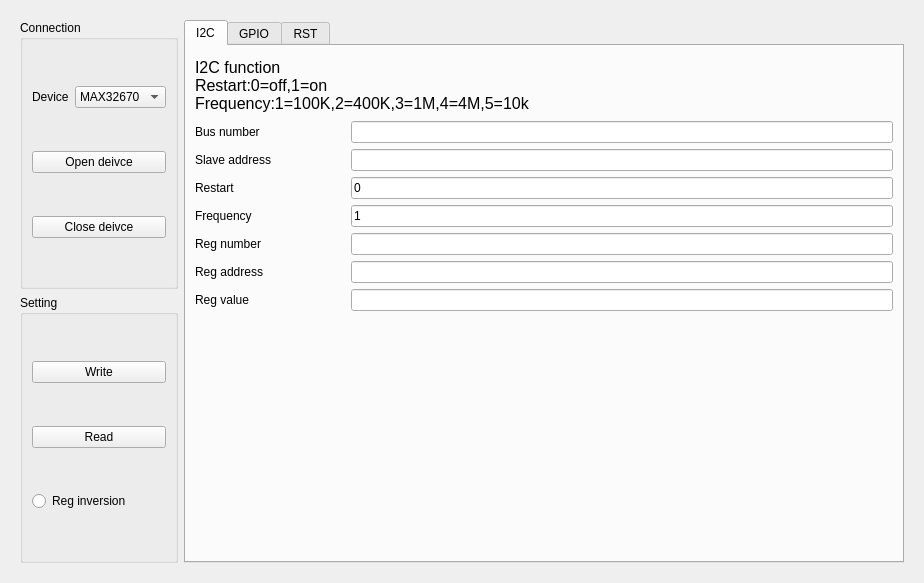
Old version of the form ui/ui_mcuwindow.ui in the repository wangwencd/chip-test.
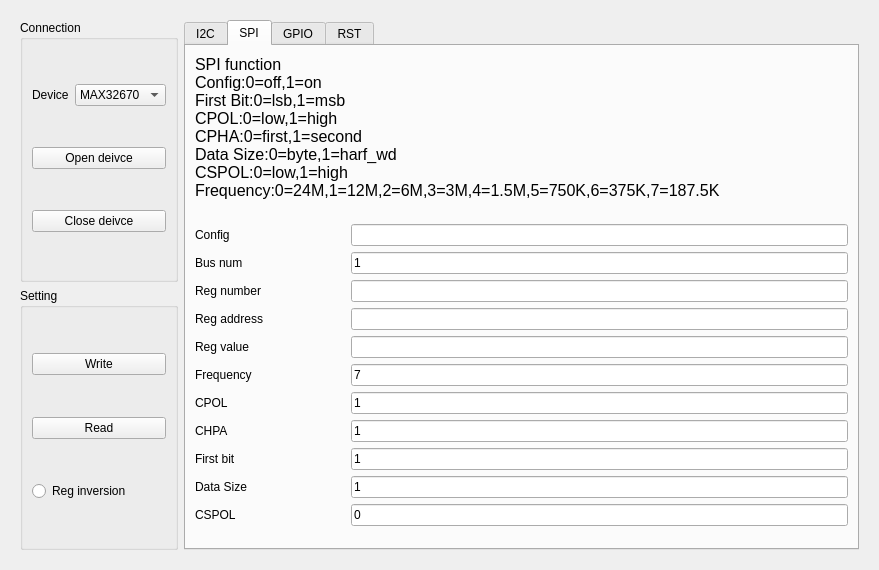
New version of the form. The open tabs and pages were chosen to show the change.

```diff
--- a/ui/ui_mcuwindow.ui
+++ b/ui/ui_mcuwindow.ui
@@ -6,8 +6,8 @@
    <rect>
     <x>0</x>
     <y>0</y>
-    <width>924</width>
-    <height>583</height>
+    <width>879</width>
+    <height>570</height>
    </rect>
   </property>
   <property name="windowTitle">
@@ -348,6 +348,338 @@
           </item>
          </layout>
         </widget>
+        <widget class="QWidget" name="tab_SPI">
+         <attribute name="title">
+          <string>SPI</string>
+         </attribute>
+         <layout class="QFormLayout" name="formLayout_4">
+          <item row="0" column="0" colspan="2">
+           <widget class="QLabel" name="label_29">
+            <property name="minimumSize">
+             <size>
+              <width>0</width>
+              <height>60</height>
+             </size>
+            </property>
+            <property name="font">
+             <font>
+              <family>Arial</family>
+              <pointsize>12</pointsize>
+              <weight>50</weight>
+              <italic>false</italic>
+              <bold>false</bold>
+             </font>
+            </property>
+            <property name="contextMenuPolicy">
+             <enum>Qt::PreventContextMenu</enum>
+            </property>
+            <property name="styleSheet">
+             <string notr="true">font: 12pt &quot;Arial&quot;;</string>
+            </property>
+            <property name="text">
+             <string>SPI function
+Config:0=off,1=on
+First Bit:0=lsb,1=msb
+CPOL:0=low,1=high
+CPHA:0=first,1=second
+Data Size:0=byte,1=harf_wd
+CSPOL:0=low,1=high
+Frequency:0=24M,1=12M,2=6M,3=3M,4=1.5M,5=750K,6=375K,7=187.5K
+</string>
+            </property>
+            <property name="alignment">
+             <set>Qt::AlignLeading|Qt::AlignLeft|Qt::AlignTop</set>
+            </property>
+           </widget>
+          </item>
+          <item row="1" column="0">
+           <widget class="QLabel" name="label_4">
+            <property name="minimumSize">
+             <size>
+              <width>150</width>
+              <height>0</height>
+             </size>
+            </property>
+            <property name="maximumSize">
+             <size>
+              <width>200</width>
+              <height>16777215</height>
+             </size>
+            </property>
+            <property name="text">
+             <string>Config</string>
+            </property>
+           </widget>
+          </item>
+          <item row="1" column="1">
+           <widget class="QLineEdit" name="lineEdit_SPI_config">
+            <property name="text">
+             <string/>
+            </property>
+           </widget>
+          </item>
+          <item row="2" column="0">
+           <widget class="QLabel" name="label_5">
+            <property name="minimumSize">
+             <size>
+              <width>150</width>
+              <height>0</height>
+             </size>
+            </property>
+            <property name="maximumSize">
+             <size>
+              <width>200</width>
+              <height>16777215</height>
+             </size>
+            </property>
+            <property name="text">
+             <string>Bus num</string>
+            </property>
+           </widget>
+          </item>
+          <item row="2" column="1">
+           <widget class="QLineEdit" name="lineEdit_SPI_bus_num">
+            <property name="text">
+             <string>1</string>
+            </property>
+           </widget>
+          </item>
+          <item row="3" column="0">
+           <widget class="QLabel" name="label_20">
+            <property name="minimumSize">
+             <size>
+              <width>150</width>
+              <height>0</height>
+             </size>
+            </property>
+            <property name="maximumSize">
+             <size>
+              <width>200</width>
+              <height>16777215</height>
+             </size>
+            </property>
+            <property name="text">
+             <string>Reg number</string>
+            </property>
+           </widget>
+          </item>
+          <item row="3" column="1">
+           <widget class="QLineEdit" name="lineEdit_SPI_reg_number">
+            <property name="text">
+             <string/>
+            </property>
+           </widget>
+          </item>
+          <item row="4" column="0">
+           <widget class="QLabel" name="label_34">
+            <property name="minimumSize">
+             <size>
+              <width>150</width>
+              <height>0</height>
+             </size>
+            </property>
+            <property name="maximumSize">
+             <size>
+              <width>200</width>
+              <height>16777215</height>
+             </size>
+            </property>
+            <property name="text">
+             <string>Reg address</string>
+            </property>
+           </widget>
+          </item>
+          <item row="4" column="1">
+           <widget class="QLineEdit" name="lineEdit_SPI_reg_address">
+            <property name="text">
+             <string/>
+            </property>
+           </widget>
+          </item>
+          <item row="5" column="0">
+           <widget class="QLabel" name="label_84">
+            <property name="minimumSize">
+             <size>
+              <width>150</width>
+              <height>0</height>
+             </size>
+            </property>
+            <property name="maximumSize">
+             <size>
+              <width>200</width>
+              <height>16777215</height>
+             </size>
+            </property>
+            <property name="text">
+             <string>Reg value</string>
+            </property>
+           </widget>
+          </item>
+          <item row="5" column="1">
+           <widget class="QLineEdit" name="lineEdit_SPI_reg_value">
+            <property name="text">
+             <string/>
+            </property>
+           </widget>
+          </item>
+          <item row="6" column="0">
+           <widget class="QLabel" name="label_82">
+            <property name="minimumSize">
+             <size>
+              <width>150</width>
+              <height>0</height>
+             </size>
+            </property>
+            <property name="maximumSize">
+             <size>
+              <width>200</width>
+              <height>16777215</height>
+             </size>
+            </property>
+            <property name="text">
+             <string>Frequency</string>
+            </property>
+           </widget>
+          </item>
+          <item row="6" column="1">
+           <widget class="QLineEdit" name="lineEdit_SPI_frequency">
+            <property name="text">
+             <string>7</string>
+            </property>
+           </widget>
+          </item>
+          <item row="7" column="0">
+           <widget class="QLabel" name="label_83">
+            <property name="minimumSize">
+             <size>
+              <width>150</width>
+              <height>0</height>
+             </size>
+            </property>
+            <property name="maximumSize">
+             <size>
+              <width>200</width>
+              <height>16777215</height>
+             </size>
+            </property>
+            <property name="text">
+             <string>CPOL</string>
+            </property>
+           </widget>
+          </item>
+          <item row="7" column="1">
+           <widget class="QLineEdit" name="lineEdit_SPI_CPOL">
+            <property name="text">
+             <string>1</string>
+            </property>
+           </widget>
+          </item>
+          <item row="8" column="0">
+           <widget class="QLabel" name="label_85">
+            <property name="minimumSize">
+             <size>
+              <width>150</width>
+              <height>0</height>
+             </size>
+            </property>
+            <property name="maximumSize">
+             <size>
+              <width>200</width>
+              <height>16777215</height>
+             </size>
+            </property>
+            <property name="text">
+             <string>CHPA</string>
+            </property>
+           </widget>
+          </item>
+          <item row="8" column="1">
+           <widget class="QLineEdit" name="lineEdit_SPI_CHPA">
+            <property name="text">
+             <string>1</string>
+            </property>
+           </widget>
+          </item>
+          <item row="9" column="0">
+           <widget class="QLabel" name="label_86">
+            <property name="minimumSize">
+             <size>
+              <width>150</width>
+              <height>0</height>
+             </size>
+            </property>
+            <property name="maximumSize">
+             <size>
+              <width>200</width>
+              <height>16777215</height>
+             </size>
+            </property>
+            <property name="text">
+             <string>First bit</string>
+            </property>
+           </widget>
+          </item>
+          <item row="9" column="1">
+           <widget class="QLineEdit" name="lineEdit_SPI_first_bit">
+            <property name="text">
+             <string>1</string>
+            </property>
+           </widget>
+          </item>
+          <item row="10" column="0">
+           <widget class="QLabel" name="label_87">
+            <property name="minimumSize">
+             <size>
+              <width>150</width>
+              <height>0</height>
+             </size>
+            </property>
+            <property name="maximumSize">
+             <size>
+              <width>200</width>
+              <height>16777215</height>
+             </size>
+            </property>
+            <property name="text">
+             <string>Data Size</string>
+            </property>
+           </widget>
+          </item>
+          <item row="10" column="1">
+           <widget class="QLineEdit" name="lineEdit_SPI_data_size">
+            <property name="text">
+             <string>1</string>
+            </property>
+           </widget>
+          </item>
+          <item row="11" column="0">
+           <widget class="QLabel" name="label_88">
+            <property name="minimumSize">
+             <size>
+              <width>150</width>
+              <height>0</height>
+             </size>
+            </property>
+            <property name="maximumSize">
+             <size>
+              <width>200</width>
+              <height>16777215</height>
+             </size>
+            </property>
+            <property name="text">
+             <string>CSPOL</string>
+            </property>
+           </widget>
+          </item>
+          <item row="11" column="1">
+           <widget class="QLineEdit" name="lineEdit_SPI_CSPOL">
+            <property name="text">
+             <string>0</string>
+            </property>
+           </widget>
+          </item>
+         </layout>
+        </widget>
         <widget class="QWidget" name="tab_GPIO">
          <attribute name="title">
           <string>GPIO</string>
```
Left out of the diff: 86 changed lines with no effect on the pictures.
